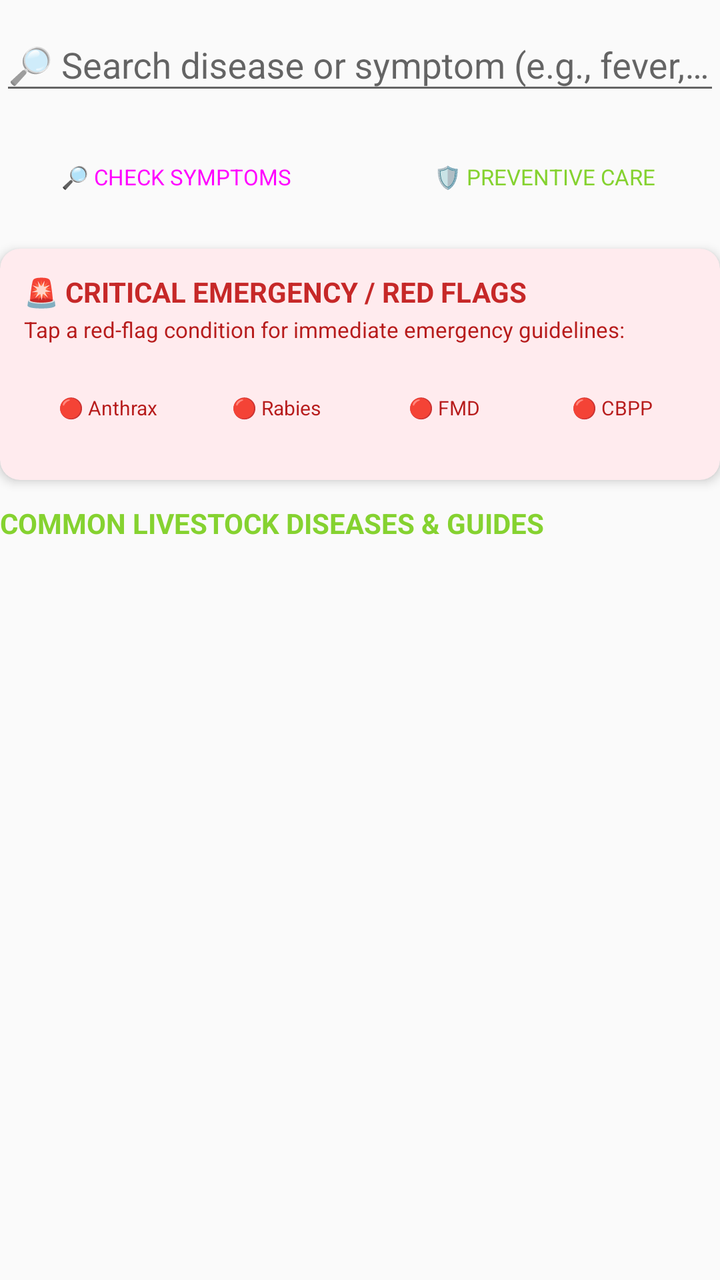
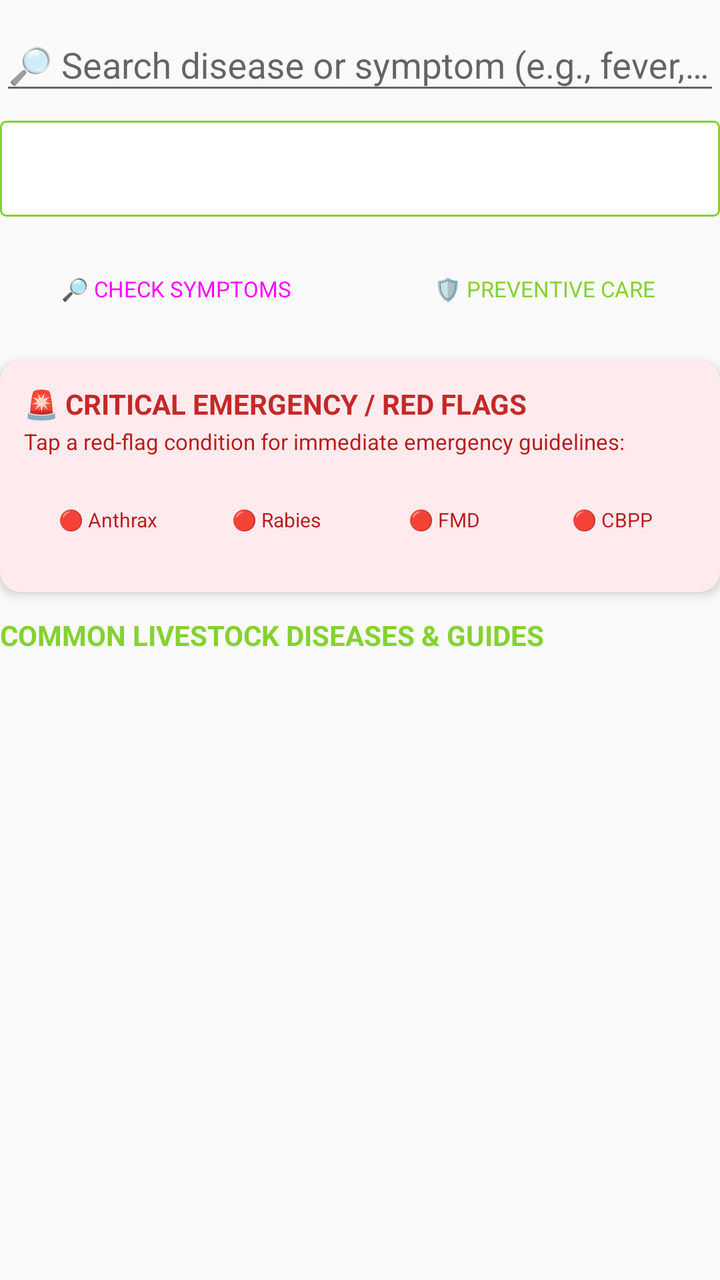

Screens rendered from an Android XML layout before and after an edit, with the pre-edit source and the edit as a unified diff.
<!-- AndroidManifest.xml: application theme AppTheme -->
<!-- res/layout/header_animal_doctor.xml -->
<?xml version="1.0" encoding="utf-8"?>
<LinearLayout xmlns:android="http://schemas.android.com/apk/res/android"
    xmlns:app="http://schemas.android.com/apk/res-auto"
    android:layout_width="match_parent"
    android:layout_height="wrap_content"
    android:orientation="vertical"
    android:paddingBottom="8dp">

    
    <com.google.android.material.textfield.TextInputLayout
        android:layout_width="match_parent"
        android:layout_height="wrap_content"
        android:layout_marginBottom="12dp">

        <com.google.android.material.textfield.TextInputEditText
            android:id="@+id/etSearchDisease"
            android:layout_width="match_parent"
            android:layout_height="wrap_content"
            android:hint="🔎 Search disease or symptom (e.g., fever, diarrhea, swelling)..."
            android:imeOptions="actionSearch"
            android:inputType="text" />
    </com.google.android.material.textfield.TextInputLayout>

    
    <LinearLayout
        android:layout_width="match_parent"
        android:layout_height="wrap_content"
        android:orientation="horizontal"
        android:weightSum="2"
        android:layout_marginBottom="12dp">

        <Button
            android:id="@+id/btnOpenSymptomChecker"
            style="@style/Widget.MaterialComponents.Button"
            android:layout_width="0dp"
            android:layout_height="wrap_content"
            android:layout_weight="1"
            android:layout_marginEnd="4dp"
            android:text="🔎 CHECK SYMPTOMS"
            android:textSize="11sp" />

        <Button
            android:id="@+id/btnTogglePreventiveCare"
            style="@style/Widget.MaterialComponents.Button.OutlinedButton"
            android:layout_width="0dp"
            android:layout_height="wrap_content"
            android:layout_weight="1"
            android:layout_marginStart="4dp"
            android:text="🛡️ PREVENTIVE CARE"
            android:textSize="11sp" />
    </LinearLayout>

    
    <androidx.cardview.widget.CardView
        android:id="@+id/layoutPreventiveCare"
        android:layout_width="match_parent"
        android:layout_height="wrap_content"
        android:layout_marginBottom="12dp"
        android:visibility="gone"
        app:cardCornerRadius="10dp"
        app:cardElevation="3dp"
        app:cardBackgroundColor="#E8F5E9">

        <LinearLayout
            android:layout_width="match_parent"
            android:layout_height="wrap_content"
            android:orientation="vertical"
            android:padding="14dp">

            <TextView
                android:layout_width="wrap_content"
                android:layout_height="wrap_content"
                android:text="🛡️ FARM PREVENTIVE CARE &amp; BIOSECURITY GUIDE"
                android:textColor="#2E7D32"
                android:textSize="14sp"
                android:textStyle="bold"
                android:layout_marginBottom="8dp" />

            <TextView
                android:layout_width="wrap_content"
                android:layout_height="wrap_content"
                android:text="• Tick Control: Dip or spray cattle regularly with approved acaricides to prevent ECF, Anaplasmosis, and Babesiosis.\n\n• Worm Control: Deworm cattle before and after the wet season using broad-spectrum anthelmintics.\n\n• Vaccination Schedule: Maintain annual herd vaccinations for Blackleg, Anthrax, LSD, and FMD as advised by MAAIF.\n\n• Nutrition &amp; Clean Water: Provide fresh clean water and balanced mineral licks to maintain strong immune defense.\n\n• Clean Milking Hygiene: Wash teats with clean water, use post-milking teat dip, and milk infected cows last.\n\n• Quarantine &amp; Biosecurity: Isolate newly purchased cattle for 30 days. Spray new stock for ticks before introducing to herd.\n\n• Carcass Handling: DO NOT open carcasses of animals that die suddenly. Bury deeply with quicklime or burn."
                android:textColor="#1B5E20"
                android:textSize="12sp"
                android:lineSpacingExtra="3dp" />
        </LinearLayout>
    </androidx.cardview.widget.CardView>

    
    <androidx.cardview.widget.CardView
        android:id="@+id/cardEmergency"
        android:layout_width="match_parent"
        android:layout_height="wrap_content"
        android:layout_marginBottom="12dp"
        app:cardCornerRadius="10dp"
        app:cardElevation="3dp"
        app:cardBackgroundColor="#FFEBEE">

        <LinearLayout
            android:layout_width="match_parent"
            android:layout_height="wrap_content"
            android:orientation="vertical"
            android:padding="12dp">

            <TextView
                android:layout_width="wrap_content"
                android:layout_height="wrap_content"
                android:text="🚨 CRITICAL EMERGENCY / RED FLAGS"
                android:textColor="#C62828"
                android:textSize="14sp"
                android:textStyle="bold" />

            <TextView
                android:layout_width="wrap_content"
                android:layout_height="wrap_content"
                android:text="Tap a red-flag condition for immediate emergency guidelines:"
                android:textColor="#B71C1C"
                android:textSize="11sp"
                android:layout_marginTop="2dp"
                android:layout_marginBottom="8dp" />

            <LinearLayout
                android:layout_width="match_parent"
                android:layout_height="wrap_content"
                android:orientation="horizontal"
                android:weightSum="4">

                <Button
                    android:id="@+id/btnEmergencyAnthrax"
                    style="@style/Widget.MaterialComponents.Button.TextButton"
                    android:layout_width="0dp"
                    android:layout_height="wrap_content"
                    android:layout_weight="1"
                    android:text="🔴 Anthrax"
                    android:textColor="#B71C1C"
                    android:textSize="10sp"
                    android:paddingHorizontal="2dp" />

                <Button
                    android:id="@+id/btnEmergencyRabies"
                    style="@style/Widget.MaterialComponents.Button.TextButton"
                    android:layout_width="0dp"
                    android:layout_height="wrap_content"
                    android:layout_weight="1"
                    android:text="🔴 Rabies"
                    android:textColor="#B71C1C"
                    android:textSize="10sp"
                    android:paddingHorizontal="2dp" />

                <Button
                    android:id="@+id/btnEmergencyFMD"
                    style="@style/Widget.MaterialComponents.Button.TextButton"
                    android:layout_width="0dp"
                    android:layout_height="wrap_content"
                    android:layout_weight="1"
                    android:text="🔴 FMD"
                    android:textColor="#B71C1C"
                    android:textSize="10sp"
                    android:paddingHorizontal="2dp" />

                <Button
                    android:id="@+id/btnEmergencyCBPP"
                    style="@style/Widget.MaterialComponents.Button.TextButton"
                    android:layout_width="0dp"
                    android:layout_height="wrap_content"
                    android:layout_weight="1"
                    android:text="🔴 CBPP"
                    android:textColor="#B71C1C"
                    android:textSize="10sp"
                    android:paddingHorizontal="2dp" />
            </LinearLayout>
        </LinearLayout>
    </androidx.cardview.widget.CardView>

    <TextView
        android:id="@+id/tvGuideHeader"
        android:layout_width="match_parent"
        android:layout_height="wrap_content"
        android:text="COMMON LIVESTOCK DISEASES &amp; GUIDES"
        android:textSize="14sp"
        android:textStyle="bold"
        android:textColor="@color/colorPrimary"
        android:layout_marginBottom="8dp" />

</LinearLayout>
<!-- resources referenced by this layout -->
<resources>
  <color name="colorPrimary">#85d230</color>
  <style name="AppTheme" parent="Theme.AppCompat.Light.DarkActionBar">
          
          <item name="colorPrimary">@color/colorPrimary</item>
          <item name="colorPrimaryDark">@color/colorPrimary</item>
          <item name="colorAccent">@color/colorAccent</item>
      </style>
  <color name="colorAccent">#FF4081</color>
</resources>

<!-- the commit's change to res/layout/header_animal_doctor.xml (unified diff, before → after) -->
@@ -10,7 +10,7 @@
     <com.google.android.material.textfield.TextInputLayout
         android:layout_width="match_parent"
         android:layout_height="wrap_content"
-        android:layout_marginBottom="12dp">
+        android:layout_marginBottom="8dp">
 
         <com.google.android.material.textfield.TextInputEditText
             android:id="@+id/etSearchDisease"
@@ -20,6 +20,14 @@
             android:imeOptions="actionSearch"
             android:inputType="text" />
     </com.google.android.material.textfield.TextInputLayout>
+
+    
+    <Spinner
+        android:id="@+id/spinnerSpeciesFilter"
+        android:layout_width="match_parent"
+        android:layout_height="48dp"
+        android:layout_marginBottom="12dp"
+        android:background="@drawable/spinner" />
 
     
     <LinearLayout
<!-- resource entries referenced after the edit -->
@@ -1,6 +1,14 @@
 <!-- resources referenced by this layout -->
 <resources>
   <color name="colorPrimary">#85d230</color>
+  <!-- drawable spinner (drawable) -->
+  <?xml version="1.0" encoding="utf-8"?>
+  <shape
+      xmlns:android="http://schemas.android.com/apk/res/android" android:shape="rectangle">
+      <solid android:color="#ffffff" />
+      <stroke android:width="1dp" android:color="@color/colorPrimary" />
+      <corners android:radius="2.5dp" />
+  </shape>
   <style name="AppTheme" parent="Theme.AppCompat.Light.DarkActionBar">
           
           <item name="colorPrimary">@color/colorPrimary</item>
